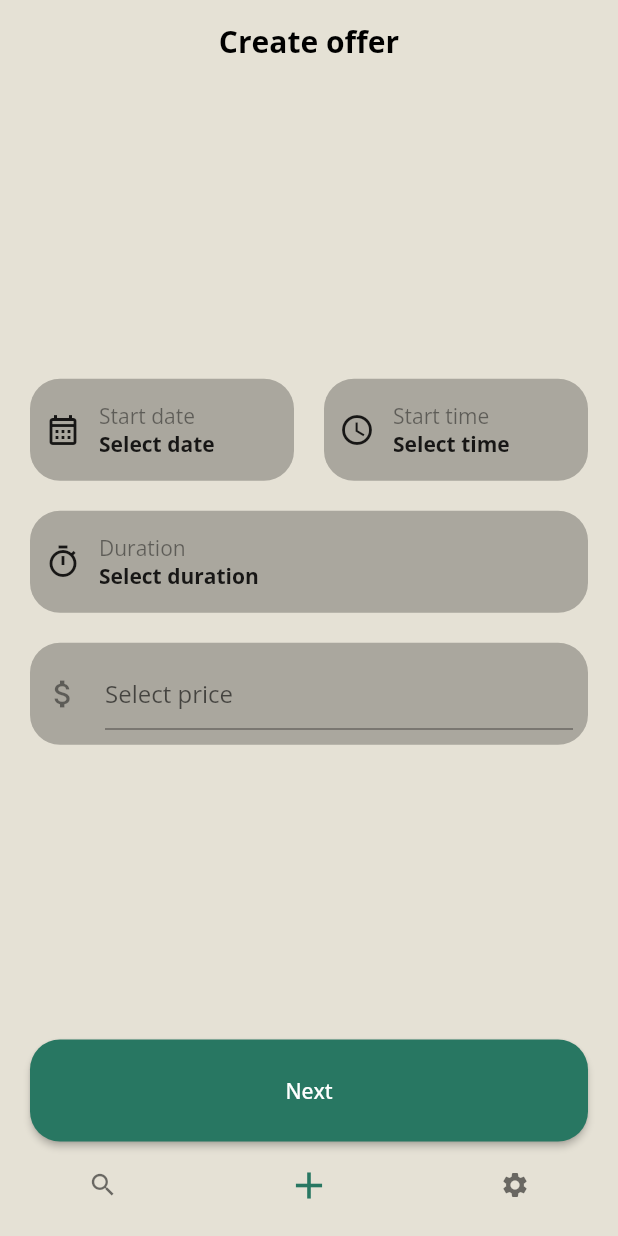
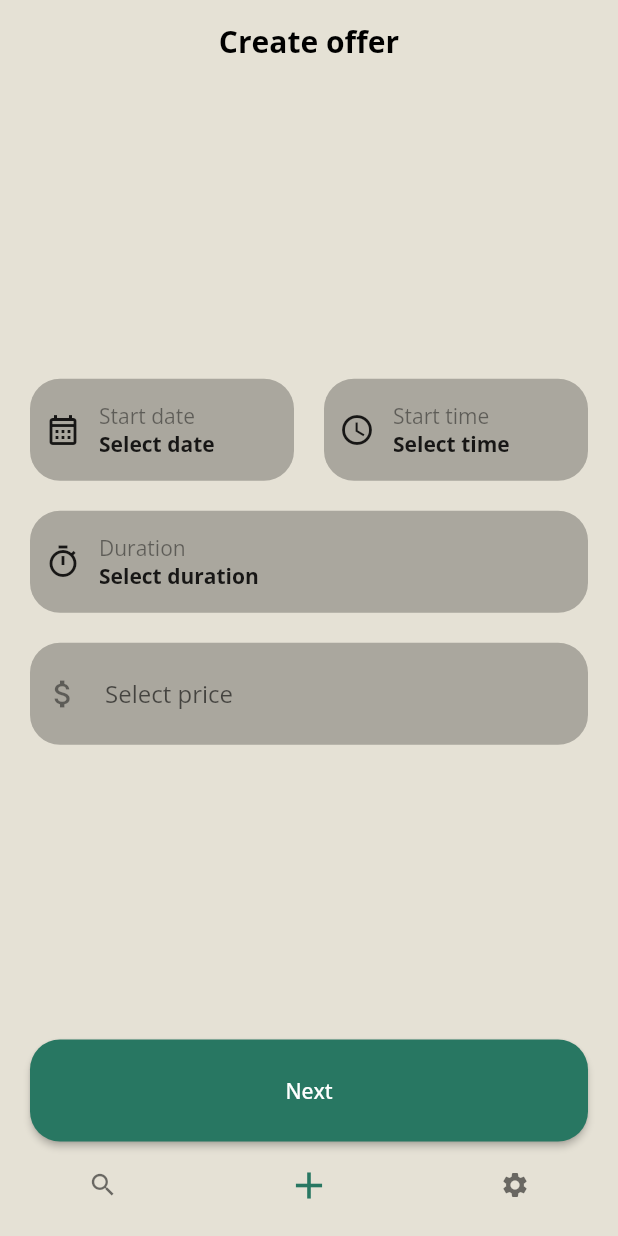
Before and after one commit to Buba98/dima_project, a Flutter app: the screen it shows once a user with an empty profile is signed in, item 2 of the bottom bar chosen, on a phone screen of 412 x 824 dp. Run offline on Flutter 3.47's test engine with Material 2 defaults, Android fonts, the phone set to English and light mode, and no system bars; our stand-ins replace cloud_firestore, firebase_auth, firebase_core, firebase_storage, flutter_bloc, flutter_map and 3 more; missing offline and left inert: duration_picker; accounts and stored records are empty.

```diff
--- a/lib/bloc/offer_bloc.dart
+++ b/lib/bloc/offer_bloc.dart
@@ -1,6 +1,7 @@
 import 'dart:async';
 
 import 'package:cloud_firestore/cloud_firestore.dart';
+import 'package:dima_project/model/dog.dart';
 import 'package:dima_project/model/internal_user.dart';
 import 'package:dima_project/model/offer.dart';
 import 'package:firebase_auth/firebase_auth.dart';
@@ -70,12 +71,33 @@ class OfferBloc extends Bloc<OfferEvent, OfferState> {
       isGreaterThan: Timestamp.now(),
     );
 
+    collection = collection.orderBy('start_date');
+
     await collection.get().then(
-      (QuerySnapshot<Map<String, dynamic>> doc) {
+      (QuerySnapshot<Map<String, dynamic>> doc) async {
         for (var element in doc.docs) {
           if (!element.exists) {
             continue;
           }
+
+          DocumentSnapshot documentSnapshot =
+              await (element['user'] as DocumentReference).get();
+
+          if (!documentSnapshot.exists) {
+            continue;
+          }
+
+          Map<String, dynamic> map =
+              documentSnapshot.data()! as Map<String, dynamic>;
+
+          InternalUser user = InternalUser(
+            uid: documentSnapshot.id,
+            name: map['name'],
+            dogs: (map['dogs'] as List)
+                .map((e) => Dog(uid: e.id, fetched: false))
+                .toList(),
+            fetched: true,
+          );
 
           offers.add(
             Offer(
@@ -90,10 +112,7 @@ class OfferBloc extends Bloc<OfferEvent, OfferState> {
                   Activity(activity: e)
               ],
               position: LatLng(element['position'][0], element['position'][1]),
-              user: InternalUser(
-                uid: (element['user'] as DocumentReference).id,
-                fetched: false,
-              ),
+              user: user,
               fetched: true,
             ),
           );
--- a/lib/home/search/search_result_widget.dart
+++ b/lib/home/search/search_result_widget.dart
@@ -39,7 +39,7 @@ class _SearchResultWidgetState extends State<SearchResultWidget> {
                 Column(
                   children: [
                     Text(
-                      widget.offer.id,
+                      widget.offer.user!.name!,
                       style: const TextStyle(
                         fontWeight: FontWeight.w700,
                         fontSize: 25.0,
--- a/lib/input/text_input.dart
+++ b/lib/input/text_input.dart
@@ -60,7 +60,7 @@ class TextInput extends StatelessWidget {
           controller: textEditingController,
           decoration: InputDecoration(
             errorText: errorText,
-            border: const UnderlineInputBorder(),
+            border: InputBorder.none,
             hintText: hintText,
             icon: icon != null ? Icon(icon) : null,
           ),
```
